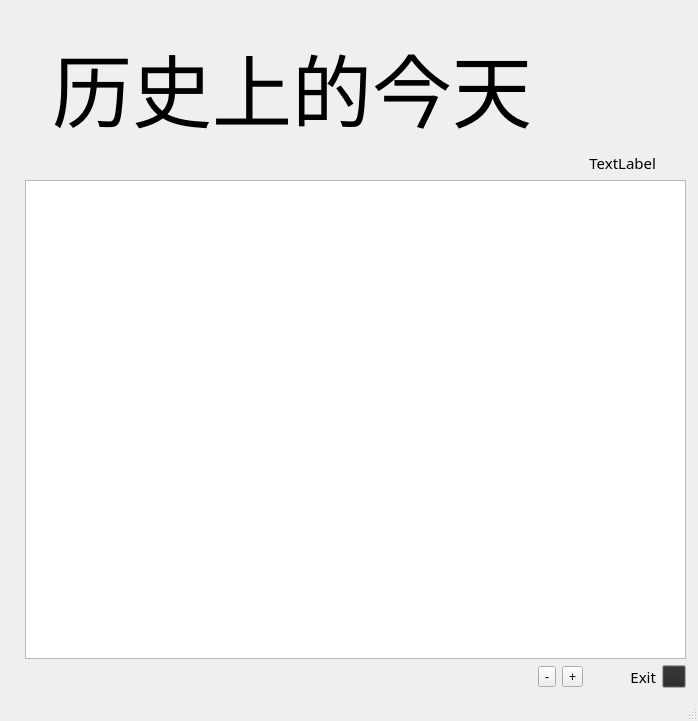
First picture: the form in mainwindow.ui, repository WooSoftware/today, before the edit.
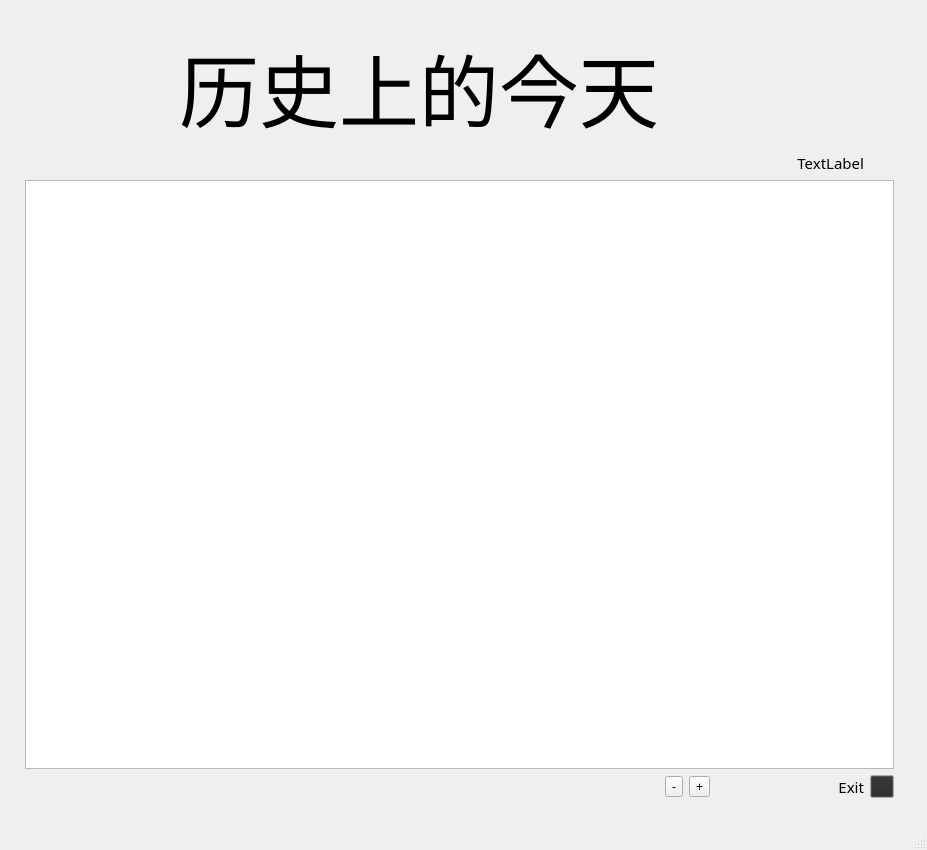
Second picture: the form after the edit.

Patch:
```diff
--- a/mainwindow.ui
+++ b/mainwindow.ui
@@ -6,8 +6,8 @@
    <rect>
     <x>0</x>
     <y>0</y>
-    <width>698</width>
-    <height>721</height>
+    <width>927</width>
+    <height>850</height>
    </rect>
   </property>
   <property name="mouseTracking">
@@ -22,8 +22,8 @@
      <rect>
       <x>14</x>
       <y>18</y>
-      <width>683</width>
-      <height>681</height>
+      <width>891</width>
+      <height>791</height>
      </rect>
     </property>
     <layout class="QGridLayout" name="gridLayout">
```
